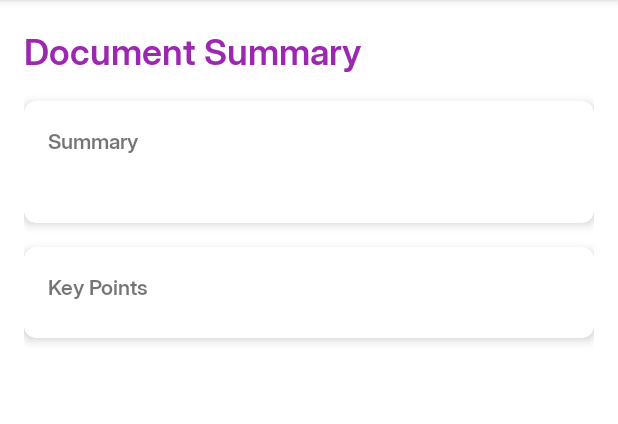
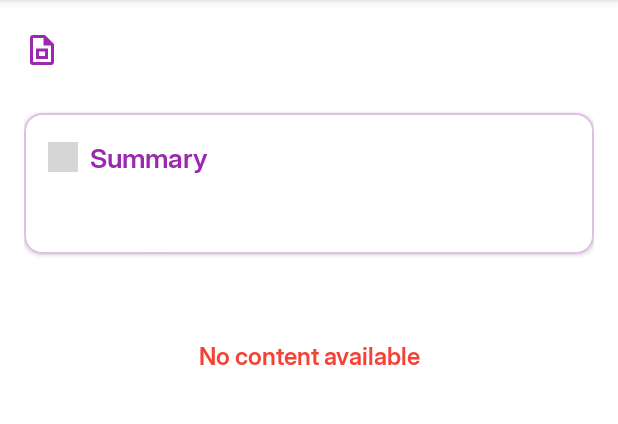
Before and after one commit to SakethavasudevacharyaGundi/ESOCX-CodeRed, an Android app: the DocumentResultsActivity screen opened directly, with no data from a screen before it, on a phone screen of 412 x 824 dp, the part 84-508 px from its top. Run offline under Robolectric (Android 15) with nearby library versions, the phone set to English and light mode, and no system bars; our stand-ins replace CircleImageView; grey boxes are pictures that could not be loaded.

Commit message:
Update DocumentSummarizer to handle summary only

```diff
--- a/app/src/main/java/com/saketh/legalaid/DocumentResultsActivity.kt
+++ b/app/src/main/java/com/saketh/legalaid/DocumentResultsActivity.kt
@@ -1,19 +1,34 @@
 package com.saketh.legalaid
 
 import android.os.Bundle
-import android.widget.LinearLayout
+import android.view.View
 import android.widget.TextView
 import androidx.appcompat.app.AppCompatActivity
+import com.google.android.material.progressindicator.CircularProgressIndicator
 
 class DocumentResultsActivity : AppCompatActivity() {
+    private lateinit var progressIndicator: CircularProgressIndicator
+    private lateinit var errorText: TextView
+
     override fun onCreate(savedInstanceState: Bundle?) {
         super.onCreate(savedInstanceState)
         setContentView(R.layout.activity_document_results)
 
+        // Initialize views
+        progressIndicator = findViewById(R.id.progressIndicator)
+        errorText = findViewById(R.id.errorText)
+
+        // Show loading state
+        showLoading()
+
         // Get data from intent
         val summary = intent.getStringExtra("summary") ?: ""
-        val keyPoints = intent.getStringArrayListExtra("keyPoints") ?: arrayListOf()
         val title = intent.getStringExtra("title") ?: "Document Summary"
+
+        if (summary.isEmpty()) {
+            showError("No content available")
+            return
+        }
 
         // Set the title
         findViewById<TextView>(R.id.documentTitle).text = title
@@ -21,23 +36,22 @@ class DocumentResultsActivity : AppCompatActivity() {
         // Set the summary
         findViewById<TextView>(R.id.summary).text = summary
 
-        // Add key points
-        val keyPointsContainer = findViewById<LinearLayout>(R.id.keyPointsContainer)
-        keyPoints.forEach { point ->
-            addBulletPoint(keyPointsContainer, point)
-        }
+        // Hide loading state
+        hideLoading()
     }
 
-    private fun addBulletPoint(container: LinearLayout, text: String) {
-        val bulletPoint = TextView(this).apply {
-            this.text = "• $text"
-            layoutParams = LinearLayout.LayoutParams(
-                LinearLayout.LayoutParams.MATCH_PARENT,
-                LinearLayout.LayoutParams.WRAP_CONTENT
-            ).apply {
-                setMargins(0, 8, 0, 8)
-            }
-        }
-        container.addView(bulletPoint)
+    private fun showLoading() {
+        progressIndicator.visibility = View.VISIBLE
+        errorText.visibility = View.GONE
+    }
+
+    private fun hideLoading() {
+        progressIndicator.visibility = View.GONE
+    }
+
+    private fun showError(message: String) {
+        progressIndicator.visibility = View.GONE
+        errorText.visibility = View.VISIBLE
+        errorText.text = message
     }
 }
--- a/app/src/main/res/layout/activity_document_results.xml
+++ b/app/src/main/res/layout/activity_document_results.xml
@@ -3,7 +3,8 @@
     xmlns:app="http://schemas.android.com/apk/res-auto"
     android:layout_width="match_parent"
     android:layout_height="match_parent"
-    android:background="@color/white">
+    android:background="@color/white"
+    android:fillViewport="true">
 
     <LinearLayout
         android:layout_width="match_parent"
@@ -11,23 +12,39 @@
         android:orientation="vertical"
         android:padding="16dp">
 
-        <!-- Document Title -->
+        <!-- Header Section -->
+        <LinearLayout
+            android:layout_width="match_parent"
+            android:layout_height="wrap_content"
+            android:orientation="horizontal"
+            android:gravity="center_vertical"
+            android:layout_marginBottom="24dp">
+
+            <ImageView
+                android:layout_width="24dp"
+                android:layout_height="24dp"
+                android:src="@drawable/ic_document"
+                android:tint="@color/purple_500"
+                android:layout_marginEnd="8dp"/>
+
             <TextView
                 android:id="@+id/documentTitle"
                 android:layout_width="match_parent"
                 android:layout_height="wrap_content"
                 android:textSize="24sp"
                 android:textStyle="bold"
-            android:textColor="@color/purple_500"
-            android:layout_marginBottom="16dp"/>
+                android:textColor="@color/purple_500"/>
+        </LinearLayout>
 
         <!-- Summary Section -->
         <com.google.android.material.card.MaterialCardView
             android:layout_width="match_parent"
             android:layout_height="wrap_content"
-            android:layout_marginBottom="16dp"
-            app:cardElevation="4dp"
-            app:cardCornerRadius="8dp">
+            android:layout_marginBottom="24dp"
+            app:cardElevation="2dp"
+            app:cardCornerRadius="12dp"
+            app:strokeWidth="1dp"
+            app:strokeColor="@color/purple_100">
 
             <LinearLayout
                 android:layout_width="match_parent"
@@ -35,47 +52,60 @@
                 android:orientation="vertical"
                 android:padding="16dp">
 
+                <LinearLayout
+                    android:layout_width="match_parent"
+                    android:layout_height="wrap_content"
+                    android:orientation="horizontal"
+                    android:gravity="center_vertical"
+                    android:layout_marginBottom="12dp">
+
+                    <ImageView
+                        android:layout_width="20dp"
+                        android:layout_height="20dp"
+                        android:src="@drawable/ic_summary"
+                        android:tint="@color/purple_500"
+                        android:layout_marginEnd="8dp"/>
+
                     <TextView
                         android:layout_width="wrap_content"
                         android:layout_height="wrap_content"
                         android:text="Summary"
-                    android:textStyle="bold"/>
+                        android:textStyle="bold"
+                        android:textSize="18sp"
+                        android:textColor="@color/purple_500"/>
+                </LinearLayout>
 
                 <TextView
                     android:id="@+id/summary"
-                    android:layout_width="wrap_content"
+                    android:layout_width="match_parent"
                     android:layout_height="wrap_content"
-                    android:layout_marginTop="8dp"/>
+                    android:textSize="16sp"
+                    android:lineSpacingExtra="4dp"
+                    android:textColor="@color/black"/>
             </LinearLayout>
         </com.google.android.material.card.MaterialCardView>
 
-        <!-- Key Points -->
-        <com.google.android.material.card.MaterialCardView
+        <!-- Loading State -->
+        <com.google.android.material.progressindicator.CircularProgressIndicator
+            android:id="@+id/progressIndicator"
+            android:layout_width="wrap_content"
+            android:layout_height="wrap_content"
+            android:layout_gravity="center"
+            android:layout_marginTop="32dp"
+            android:indeterminate="true"
+            android:visibility="gone"
+            app:indicatorColor="@color/purple_500"/>
+
+        <!-- Error State -->
+        <TextView
+            android:id="@+id/errorText"
             android:layout_width="match_parent"
             android:layout_height="wrap_content"
-            android:layout_marginBottom="16dp"
-            app:cardElevation="4dp"
-            app:cardCornerRadius="8dp">
+            android:textAlignment="center"
+            android:textColor="@color/red_500"
+            android:textSize="16sp"
+            android:visibility="gone"
+            android:layout_marginTop="32dp"/>
 
-            <LinearLayout
-                android:layout_width="match_parent"
-                android:layout_height="wrap_content"
-                android:orientation="vertical"
-                android:padding="16dp">
-
-                <TextView
-                    android:layout_width="wrap_content"
-                    android:layout_height="wrap_content"
-                    android:text="Key Points"
-                    android:textStyle="bold"/>
-
-                <LinearLayout
-                    android:id="@+id/keyPointsContainer"
-                    android:layout_width="match_parent"
-                    android:layout_height="wrap_content"
-                    android:orientation="vertical"
-                    android:layout_marginTop="8dp"/>
-            </LinearLayout>
-        </com.google.android.material.card.MaterialCardView>
     </LinearLayout>
 </ScrollView>
```
Also changed, not shown: app/src/main/java/com/saketh/legalaid/DocumentSummarizer.kt (+113 -5 lines). Lines whose indentation alone changed are shown as unchanged.
